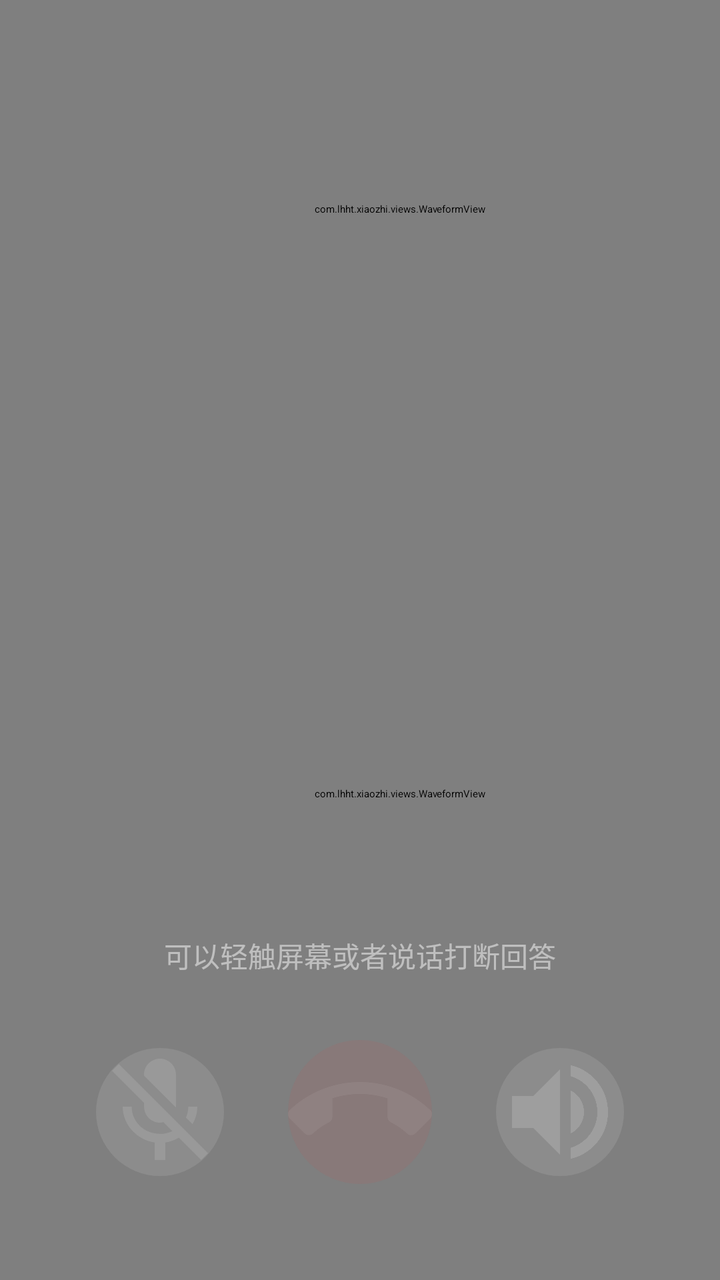
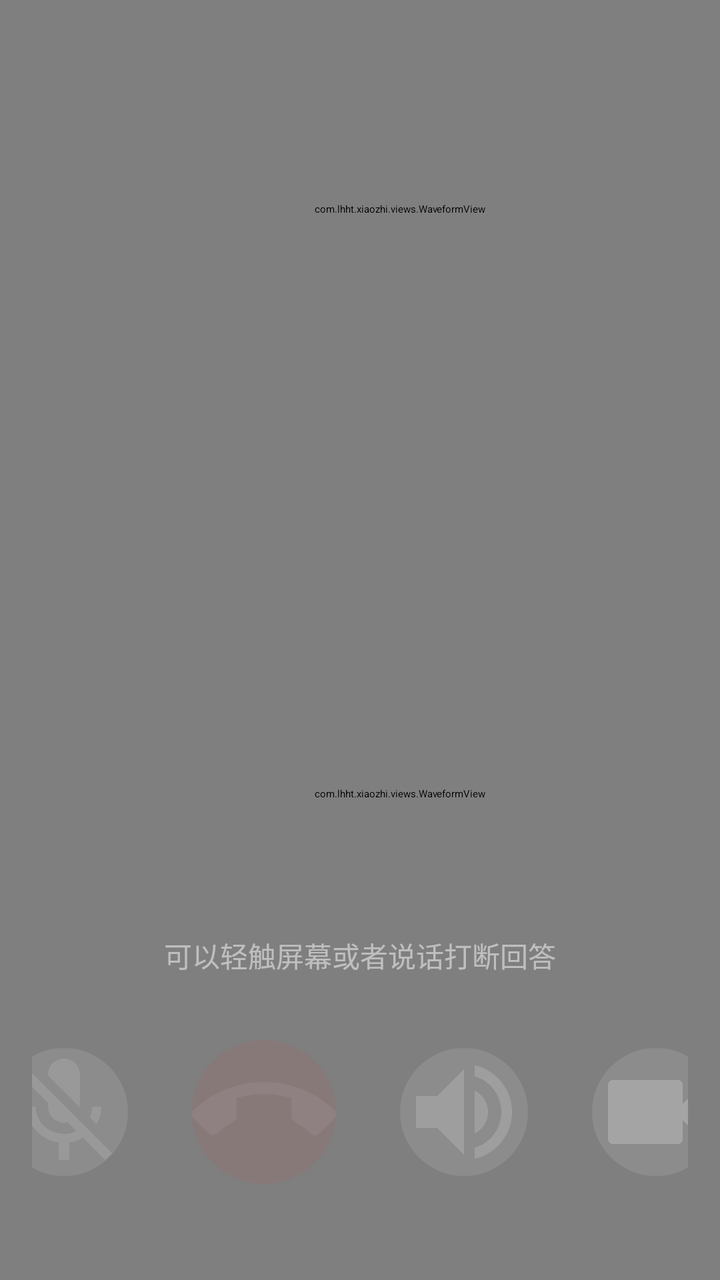

An Android layout rendered at two revisions. The XML below is the earlier revision; the diff shows what the commit changed to produce the second picture.
<!-- AndroidManifest.xml: application theme Theme.XiaoZhi -->
<!-- res/layout/activity_voice.xml -->
<?xml version="1.0" encoding="utf-8"?>
<androidx.constraintlayout.widget.ConstraintLayout xmlns:android="http://schemas.android.com/apk/res/android"
    xmlns:app="http://schemas.android.com/apk/res-auto"
    android:layout_width="match_parent"
    android:layout_height="match_parent"
    android:background="@color/black"
    android:fitsSystemWindows="true">

    <VideoView
        android:id="@+id/video"
        android:layout_width="match_parent"
        android:layout_height="wrap_content"
        android:visibility="visible"
        app:layout_constraintBottom_toBottomOf="parent"
        app:layout_constraintEnd_toEndOf="parent"
        app:layout_constraintStart_toStartOf="parent"
        app:layout_constraintTop_toTopOf="parent" />

    
    <TextView
        android:id="@+id/callStatusText"
        android:layout_width="wrap_content"
        android:layout_height="wrap_content"
        android:layout_marginTop="16dp"
        android:textColor="#80FFFFFF"
        android:textSize="14sp"
        app:layout_constraintEnd_toEndOf="parent"
        app:layout_constraintStart_toStartOf="parent"
        app:layout_constraintTop_toTopOf="parent" />

    
    <TextView
        android:id="@+id/emojiText"
        android:layout_width="wrap_content"
        android:layout_height="wrap_content"
        android:textSize="200sp"
        android:textColor="@color/white"
        android:visibility="gone"
        app:layout_constraintBottom_toTopOf="@id/userInputContainer"
        app:layout_constraintEnd_toEndOf="parent"
        app:layout_constraintStart_toStartOf="parent"
        app:layout_constraintTop_toBottomOf="@id/aiResponseContainer" />

    
    <androidx.constraintlayout.widget.ConstraintLayout
        android:id="@+id/aiResponseContainer"
        android:layout_width="match_parent"
        android:layout_height="wrap_content"
        android:padding="16dp"
        app:layout_constraintTop_toBottomOf="@id/callStatusText">

        <ImageView
            android:id="@+id/aiAvatar"
            android:layout_width="40dp"
            android:layout_height="40dp"
            android:src="@drawable/ic_ai_avatar"
            app:layout_constraintStart_toStartOf="parent"
            app:layout_constraintTop_toTopOf="parent" />

        <TextView
            android:id="@+id/aiMessageText"
            android:layout_width="0dp"
            android:layout_height="wrap_content"
            android:layout_marginStart="12dp"
            android:layout_marginEnd="12dp"
            android:textColor="@color/white"
            android:textSize="16sp"
            app:layout_constraintEnd_toEndOf="parent"
            app:layout_constraintStart_toEndOf="@id/aiAvatar"
            app:layout_constraintTop_toTopOf="parent" />

        <com.lhht.xiaozhi.views.WaveformView
            android:id="@+id/aiWaveformView"
            android:layout_width="0dp"
            android:layout_height="48dp"
            android:layout_marginTop="8dp"
            app:layout_constraintEnd_toEndOf="@id/aiMessageText"
            app:layout_constraintStart_toStartOf="@id/aiMessageText"
            app:layout_constraintTop_toBottomOf="@id/aiMessageText" />

    </androidx.constraintlayout.widget.ConstraintLayout>

    
    <androidx.constraintlayout.widget.ConstraintLayout
        android:id="@+id/userInputContainer"
        android:layout_width="match_parent"
        android:layout_height="wrap_content"
        android:layout_marginBottom="40dp"
        android:padding="16dp"
        app:layout_constraintBottom_toTopOf="@id/controlsContainer">

        <ImageView
            android:id="@+id/userAvatar"
            android:layout_width="40dp"
            android:layout_height="40dp"
            android:src="@drawable/ic_user_avatar"
            app:layout_constraintStart_toStartOf="parent"
            app:layout_constraintTop_toTopOf="parent" />

        <com.lhht.xiaozhi.views.WaveformView
            android:id="@+id/userWaveformView"
            android:layout_width="0dp"
            android:layout_height="48dp"
            android:layout_marginStart="12dp"
            android:layout_marginEnd="12dp"
            app:layout_constraintEnd_toEndOf="parent"
            app:layout_constraintStart_toEndOf="@id/userAvatar"
            app:layout_constraintTop_toTopOf="parent" />

        <TextView
            android:id="@+id/recognizedText"
            android:layout_width="0dp"
            android:layout_height="wrap_content"
            android:layout_marginTop="8dp"
            android:textColor="@color/white"
            android:textSize="14sp"
            app:layout_constraintEnd_toEndOf="@id/userWaveformView"
            app:layout_constraintStart_toStartOf="@id/userWaveformView"
            app:layout_constraintTop_toBottomOf="@id/userWaveformView" />

    </androidx.constraintlayout.widget.ConstraintLayout>

    
    <LinearLayout
        android:id="@+id/controlsContainer"
        android:layout_width="match_parent"
        android:layout_height="wrap_content"
        android:layout_marginBottom="32dp"
        android:gravity="center"
        android:orientation="horizontal"
        android:padding="16dp"
        app:layout_constraintBottom_toBottomOf="parent">

        <ImageButton
            android:id="@+id/muteButton"
            android:layout_width="64dp"
            android:layout_height="64dp"
            android:layout_marginEnd="32dp"
            android:background="@drawable/bg_circle_button"
            android:contentDescription="静音"
            android:src="@drawable/ic_mic_off" />

        <ImageButton
            android:id="@+id/hangupButton"
            android:layout_width="72dp"
            android:layout_height="72dp"
            android:background="@drawable/bg_circle_button_red"
            android:contentDescription="挂断"
            android:src="@drawable/ic_call_end" />

        <ImageButton
            android:id="@+id/speakerButton"
            android:layout_width="64dp"
            android:layout_height="64dp"
            android:layout_marginStart="32dp"
            android:background="@drawable/bg_circle_button"
            android:contentDescription="扬声器"
            android:src="@drawable/ic_volume_up" />

    </LinearLayout>

    
    <TextView
        android:id="@+id/hintText"
        android:layout_width="wrap_content"
        android:layout_height="wrap_content"
        android:layout_marginBottom="16dp"
        android:text="可以轻触屏幕或者说话打断回答"
        android:textColor="#80FFFFFF"
        android:textSize="14sp"
        app:layout_constraintBottom_toTopOf="@id/controlsContainer"
        app:layout_constraintEnd_toEndOf="parent"
        app:layout_constraintStart_toStartOf="parent" />

</androidx.constraintlayout.widget.ConstraintLayout>
<!-- resources referenced by this layout -->
<resources>
  <color name="black">#FF000000</color>
  <color name="white">#FFFFFFFF</color>
  <!-- drawable bg_circle_button (drawable) -->
  <?xml version="1.0" encoding="utf-8"?>
  <ripple xmlns:android="http://schemas.android.com/apk/res/android"
      android:color="#33FFFFFF">
      <item>
          <shape android:shape="oval">
              <solid android:color="#19FFFFFF" />
          </shape>
      </item>
  </ripple>
  <!-- drawable bg_circle_button_red (drawable) -->
  <?xml version="1.0" encoding="utf-8"?>
  <ripple xmlns:android="http://schemas.android.com/apk/res/android"
      android:color="#15FFFFFF">
      <item>
          <shape android:shape="oval">
              <solid android:color="#15E53935" />
          </shape>
      </item>
  </ripple>
  <!-- drawable ic_ai_avatar (drawable) -->
  <?xml version="1.0" encoding="utf-8"?>
  <vector xmlns:android="http://schemas.android.com/apk/res/android"
      android:width="40dp"
      android:height="40dp"
      android:viewportWidth="24"
      android:viewportHeight="24">
      <path
          android:fillColor="#00FFFFFF"
          android:pathData="M12,2C6.48,2 2,6.48 2,12s4.48,10 10,10 10,-4.48 10,-10S17.52,2 12,2zM12,20c-4.41,0 -8,-3.59 -8,-8s3.59,-8 8,-8 8,3.59 8,8 -3.59,8 -8,8zM12,6c-3.31,0 -6,2.69 -6,6s2.69,6 6,6 6,-2.69 6,-6 -2.69,-6 -6,-6zM12,16c-2.21,0 -4,-1.79 -4,-4s1.79,-4 4,-4 4,1.79 4,4 -1.79,4 -4,4z"/>
  </vector>
  <!-- drawable ic_mic_off (drawable) -->
  <?xml version="1.0" encoding="utf-8"?>
  <vector xmlns:android="http://schemas.android.com/apk/res/android"
      android:width="24dp"
      android:height="24dp"
      android:viewportWidth="24"
      android:viewportHeight="24">
      <path
          android:fillColor="#1EFFFFFF"
          android:pathData="M19,11h-1.7c0,0.74 -0.16,1.43 -0.43,2.05l1.23,1.23c0.56,-0.98 0.9,-2.09 0.9,-3.28zM14.98,11.17c0,-0.06 0.02,-0.11 0.02,-0.17L15,5c0,-1.66 -1.34,-3 -3,-3S9,3.34 9,5v0.18l5.98,5.99zM4.27,3L3,4.27l6.01,6.01L9.01,11c0,1.66 1.33,3 2.99,3 0.22,0 0.44,-0.03 0.65,-0.08l1.66,1.66c-0.71,0.33 -1.5,0.52 -2.31,0.52 -2.76,0 -5.3,-2.1 -5.3,-5.1L5,11c0,3.41 2.72,6.23 6,6.72L11,21h2v-3.28c0.91,-0.13 1.77,-0.45 2.54,-0.9L19.73,21 21,19.73 4.27,3z"/>
  </vector>
  <!-- drawable ic_user_avatar (drawable) -->
  <?xml version="1.0" encoding="utf-8"?>
  <vector xmlns:android="http://schemas.android.com/apk/res/android"
      android:width="40dp"
      android:height="40dp"
      android:viewportWidth="24"
      android:viewportHeight="24">
      <path
          android:fillColor="#00FFFFFF"
          android:pathData="M12,12c2.21,0 4,-1.79 4,-4s-1.79,-4 -4,-4 -4,1.79 -4,4 1.79,4 4,4zM12,14c-2.67,0 -8,1.34 -8,4v2h16v-2c0,-2.66 -5.33,-4 -8,-4z"/>
  </vector>
  <!-- drawable ic_volume_up (drawable) -->
  <?xml version="1.0" encoding="utf-8"?>
  <vector xmlns:android="http://schemas.android.com/apk/res/android"
      android:width="24dp"
      android:height="24dp"
      android:viewportWidth="24"
      android:viewportHeight="24">
      <path
          android:fillColor="#29FFFFFF"
          android:pathData="M3,9v6h4l5,5L12,4L7,9L3,9zM16.5,12c0,-1.77 -1.02,-3.29 -2.5,-4.03v8.05c1.48,-0.73 2.5,-2.25 2.5,-4.02zM14,3.23v2.06c2.89,0.86 5,3.54 5,6.71s-2.11,5.85 -5,6.71v2.06c4.01,-0.91 7,-4.49 7,-8.77s-2.99,-7.86 -7,-8.77z"/>
  </vector>
</resources>

<!-- the commit's change to res/layout/activity_voice.xml (unified diff, before → after) -->
@@ -6,6 +6,17 @@
     android:background="@color/black"
     android:fitsSystemWindows="true">
 
+    
+    <SurfaceView
+        android:id="@+id/frontCameraPreview"
+        android:layout_width="120dp"
+        android:layout_height="160dp"
+        android:layout_marginTop="80dp"
+        android:layout_marginEnd="16dp"
+        app:layout_constraintEnd_toEndOf="parent"
+        app:layout_constraintTop_toTopOf="parent" />
+
+    
     <VideoView
         android:id="@+id/video"
         android:layout_width="match_parent"
@@ -13,10 +24,11 @@
         android:visibility="visible"
         app:layout_constraintBottom_toBottomOf="parent"
         app:layout_constraintEnd_toEndOf="parent"
+        app:layout_constraintHorizontal_bias="0.0"
         app:layout_constraintStart_toStartOf="parent"
-        app:layout_constraintTop_toTopOf="parent" />
+        app:layout_constraintTop_toTopOf="parent"
+        app:layout_constraintVertical_bias="0.0" />
 
-    
     <TextView
         android:id="@+id/callStatusText"
         android:layout_width="wrap_content"
@@ -153,9 +165,18 @@
             android:layout_width="64dp"
             android:layout_height="64dp"
             android:layout_marginStart="32dp"
+            android:layout_marginEnd="32dp"
             android:background="@drawable/bg_circle_button"
             android:contentDescription="扬声器"
             android:src="@drawable/ic_volume_up" />
+
+        <ImageButton
+            android:id="@+id/previewButton"
+            android:layout_width="64dp"
+            android:layout_height="64dp"
+            android:background="@drawable/bg_circle_button"
+            android:contentDescription="预览"
+            android:src="@drawable/baseline_videocam_24" />
 
     </LinearLayout>
 
<!-- resource entries referenced after the edit -->
@@ -2,6 +2,12 @@
 <resources>
   <color name="black">#FF000000</color>
   <color name="white">#FFFFFFFF</color>
+  <!-- drawable baseline_videocam_24 (drawable) -->
+  <vector xmlns:android="http://schemas.android.com/apk/res/android" android:height="24dp" android:tint="#34FFFFFF" android:viewportHeight="24" android:viewportWidth="24" android:width="24dp">
+        
+      <path android:fillColor="@android:color/white" android:pathData="M17,10.5V7c0,-0.55 -0.45,-1 -1,-1H4c-0.55,0 -1,0.45 -1,1v10c0,0.55 0.45,1 1,1h12c0.55,0 1,-0.45 1,-1v-3.5l4,4v-11l-4,4z"/>
+      
+  </vector>
   <!-- drawable bg_circle_button (drawable) -->
   <?xml version="1.0" encoding="utf-8"?>
   <ripple xmlns:android="http://schemas.android.com/apk/res/android"
